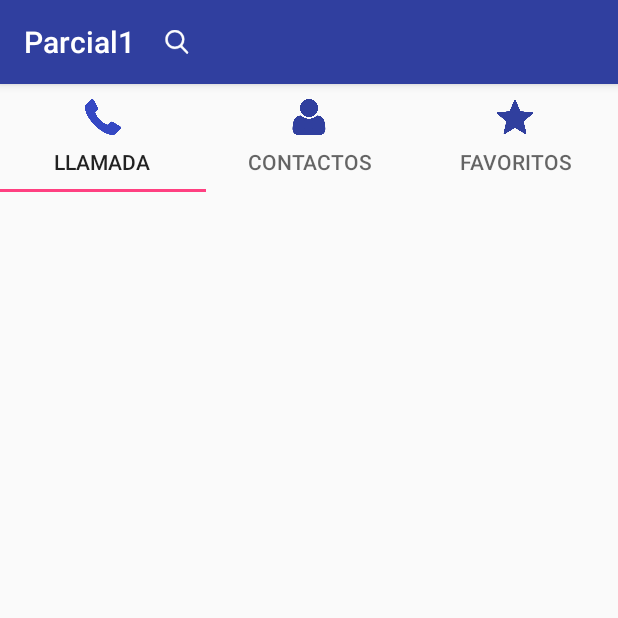
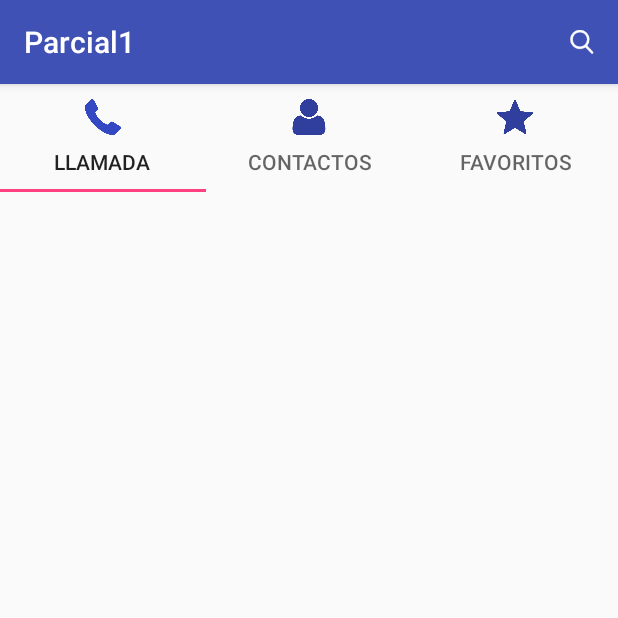
Before and after one commit to RonaldVega14/1erParcial, an Android app: the screen it shows after launch (MainActivity), on a phone screen of 412 x 824 dp, the top half of it. Run offline under Robolectric (Android 15) with nearby library versions, the phone set to English and light mode, and no system bars; 11 statements that could not run were skipped.

Commit message:
Agregando Search bar

```diff
--- a/app/src/main/java/com/vega/parcial1/MainActivity.java
+++ b/app/src/main/java/com/vega/parcial1/MainActivity.java
@@ -11,8 +11,14 @@ import android.support.v4.view.ViewPager;
 import android.support.v7.app.AlertDialog;
 import android.support.v7.app.AppCompatActivity;
 import android.os.Bundle;
+import android.support.v7.widget.LinearLayoutManager;
+import android.support.v7.widget.RecyclerView;
+import android.support.v7.widget.SearchView;
 import android.text.TextUtils;
 import android.util.Log;
+import android.view.Menu;
+import android.view.MenuInflater;
+import android.view.MenuItem;
 import android.view.View;
 import android.widget.Button;
 import android.widget.EditText;
@@ -23,12 +29,22 @@ import com.vega.parcial1.adapters.ViewPagerAdapter;
 import com.vega.parcial1.fragments.FragmentCalls;
 import com.vega.parcial1.fragments.FragmentContacts;
 import com.vega.parcial1.fragments.FragmentFavs;
+import com.vega.parcial1.models.ModelContacts;
+
+import java.util.ArrayList;
+import java.util.List;
+
+import static com.vega.parcial1.fragments.FragmentContacts.list;
 
 public class MainActivity extends AppCompatActivity {
+
 
     private TabLayout tabLayout;
     private ViewPager viewPager;
     private int code = 14;
+//    MainActivityAdapter madapter;
+//    RecyclerView searchrv;
+//    SearchView searchView;
 
     private final int[] ICONS = {(R.drawable.llamada), (R.drawable.contacto), (R.drawable.star)};
 
@@ -58,9 +74,47 @@ public class MainActivity extends AppCompatActivity {
         }
 
 
+    }
 
+//    @Override
+//    public boolean onOptionsItemSelected(MenuItem item) {
+//        switch (item.getItemId()) {
+//            case R.id.action_search:
+//                Toast.makeText(this, "Hola, ready pa buscar", Toast.LENGTH_LONG);
+//
+//            default:
+//                // If we got here, the user's action was not recognized.
+//                // Invoke the superclass to handle it.
+//                return super.onOptionsItemSelected(item);
+//
+//        }
+//    }
 
+    @Override
+    public boolean onCreateOptionsMenu(Menu menu) {
 
+        MenuInflater inflater = getMenuInflater();
+        inflater.inflate(R.menu.search_bar, menu);
+        MenuItem item = menu.findItem(R.id.searchbar);
+        SearchView searchView = (SearchView) item.getActionView();
+
+        searchView.setOnQueryTextListener(new SearchView.OnQueryTextListener() {
+            @Override
+            public boolean onQueryTextSubmit(String query) {
+                return false;
+            }
+
+            @Override
+            public boolean onQueryTextChange(String newText) {
+                adapter.filter(newText);
+                Log.d("Main Activity:", "Entrando a buscar");
+                viewPager.setCurrentItem(1);
+
+                return false;
+            }
+        });
+
+        return super.onCreateOptionsMenu(menu);
     }
 
     @Override
--- a/app/src/main/java/com/vega/parcial1/fragments/FragmentContacts.java
+++ b/app/src/main/java/com/vega/parcial1/fragments/FragmentContacts.java
@@ -11,11 +11,14 @@ import android.support.v4.app.ActivityCompat;
 import android.support.v4.app.Fragment;
 import android.support.v7.widget.LinearLayoutManager;
 import android.support.v7.widget.RecyclerView;
+import android.support.v7.widget.SearchView;
 import android.view.LayoutInflater;
+import android.view.Menu;
+import android.view.MenuInflater;
+import android.view.MenuItem;
 import android.view.View;
 import android.view.ViewGroup;
-import android.widget.Button;
-import android.widget.Toast;
+import android.widget.EditText;
 
 import com.vega.parcial1.R;
 import com.vega.parcial1.adapters.ContactsRvAdapter;
@@ -24,14 +27,14 @@ import com.vega.parcial1.models.ModelContacts;
 import java.util.ArrayList;
 import java.util.List;
 
-import static android.support.v4.content.PermissionChecker.checkSelfPermission;
-
 public class FragmentContacts extends Fragment {
 
     private View v;
     private RecyclerView recyclerView;
     private static  FragmentContacts fc;
-    static List<ModelContacts> list = new ArrayList<>();
+    public static List<ModelContacts> list = new ArrayList<>();
+    ContactsRvAdapter adapter;
+    SearchView searchView;
 
     ModelContacts modelo;
 
@@ -48,8 +51,7 @@ public class FragmentContacts extends Fragment {
         recyclerView = v.findViewById(R.id.rv_contacts);
         LinearLayoutManager linearLayoutManager = new LinearLayoutManager(getContext());
         RecyclerView.LayoutManager layoutManager = linearLayoutManager;
-        recyclerView.setLayoutManager(layoutManager);
-        ContactsRvAdapter adapter = new ContactsRvAdapter(getContext(), getContacts());
+        recyclerView.setLayoutManager(layoutManager);adapter = new ContactsRvAdapter(getContext(), getContacts());
         recyclerView.setAdapter(adapter);
 
         return v;
--- a/app/src/main/res/layout/activity_main.xml
+++ b/app/src/main/res/layout/activity_main.xml
@@ -7,30 +7,26 @@
     android:orientation="vertical"
     tools:context=".MainActivity">
 
+    <!--<android.support.design.widget.AppBarLayout-->
+        <!--android:layout_width="match_parent"-->
+        <!--android:layout_height="wrap_content"-->
+        <!--android:id="@+id/appy">-->
+        <!--<android.support.v7.widget.Toolbar-->
+            <!--android:layout_width="match_parent"-->
+            <!--android:layout_height="?android:attr/actionBarSize"-->
+            <!--android:background="@color/colorPrimary"-->
+            <!--app:titleTextColor="@color/white"-->
+            <!--app:title="@string/app_name">-->
 
-    <android.support.design.widget.AppBarLayout
-        android:layout_width="match_parent"
-        android:layout_height="wrap_content"
+            <!--<android.support.v7.widget.SearchView-->
+                <!--style="@style/SearchViewStyle"-->
+                <!--android:id="@+id/search"-->
+                <!--android:layout_width="wrap_content"-->
+                <!--android:layout_height="wrap_content"-->
+                <!--app:queryHint="..." />-->
+        <!--</android.support.v7.widget.Toolbar>-->
 
-        android:id="@+id/appy">
-    <android.support.v7.widget.Toolbar
-        android:layout_width="match_parent"
-        android:layout_height="?android:attr/actionBarSize"
-        android:background="@color/colorPrimaryDark"
-        app:titleTextColor="@color/cardview_light_background"
-        app:title="@string/app_name">
-
-        <android.support.v7.widget.SearchView
-            style="@style/SearchViewStyle"
-            android:id="@+id/searchy"
-            android:layout_width="wrap_content"
-            android:layout_height="wrap_content"
-            app:queryHint="..." />
-    </android.support.v7.widget.Toolbar>
-
-    </android.support.design.widget.AppBarLayout>
-
-
+    <!--</android.support.design.widget.AppBarLayout>-->
     <android.support.design.widget.TabLayout
         android:id="@+id/tablayout"
         android:layout_width="match_parent"
--- a/app/src/main/res/layout/item_contacts.xml
+++ b/app/src/main/res/layout/item_contacts.xml
@@ -7,7 +7,8 @@
     android:weightSum="11"
     android:orientation="horizontal">
 
-    <Button
+    <ImageView
+        android:id="@+id/contact_icon"
         android:layout_weight="1"
         android:layout_marginLeft="3dp"
         android:layout_gravity="center"
--- /dev/null
+++ b/app/src/main/res/menu/search_bar.xml
@@ -0,0 +1,15 @@
+<?xml version="1.0" encoding="utf-8"?>
+<menu xmlns:android="http://schemas.android.com/apk/res/android"
+    xmlns:app="http://schemas.android.com/apk/res-auto">
+
+    <item
+        android:id="@+id/searchbar"
+        android:title="..."
+        android:icon="@drawable/search"
+        app:showAsAction="ifRoom|collapseActionView"
+        app:actionViewClass="android.support.v7.widget.SearchView" />
+
+
+
+
+</menu>
--- a/app/src/main/res/values/styles.xml
+++ b/app/src/main/res/values/styles.xml
@@ -1,7 +1,7 @@
 <resources>
 
     <!-- Base application theme. -->
-    <style name="AppTheme" parent="Theme.AppCompat.Light.NoActionBar">
+    <style name="AppTheme" parent="Theme.AppCompat.Light.DarkActionBar">
         <!-- Customize your theme here. -->
         <item name="colorPrimary">@color/colorPrimary</item>
         <item name="colorPrimaryDark">@color/colorPrimaryDark</item>
```
Also changed, not shown: app/src/main/java/com/vega/parcial1/MainActivityAdapter.java (added, +83 -0 lines), app/src/main/java/com/vega/parcial1/adapters/ContactsRvAdapter.java (+11 -4 lines), app/src/main/java/com/vega/parcial1/adapters/ViewPagerAdapter.java (+20 -0 lines).
